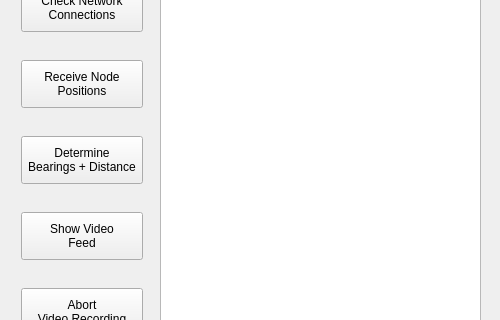
Before: the Qt Designer form src/mainwindow.ui in nextrad/node_controller, drawn with Qt 5; both pictures show x 0 to 500 and y 146 to 466 of the 500 by 654 pixel window.
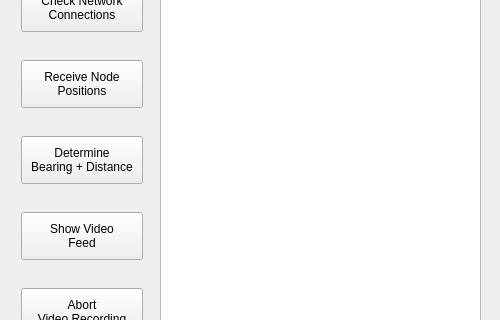
After: the same form once the commit is applied.

Patch:
```diff
--- a/src/mainwindow.ui
+++ b/src/mainwindow.ui
@@ -137,7 +137,7 @@
        </property>
        <property name="text">
         <string>Determine
-Bearings + Distance</string>
+Bearing + Distance</string>
        </property>
       </widget>
      </item>
```
